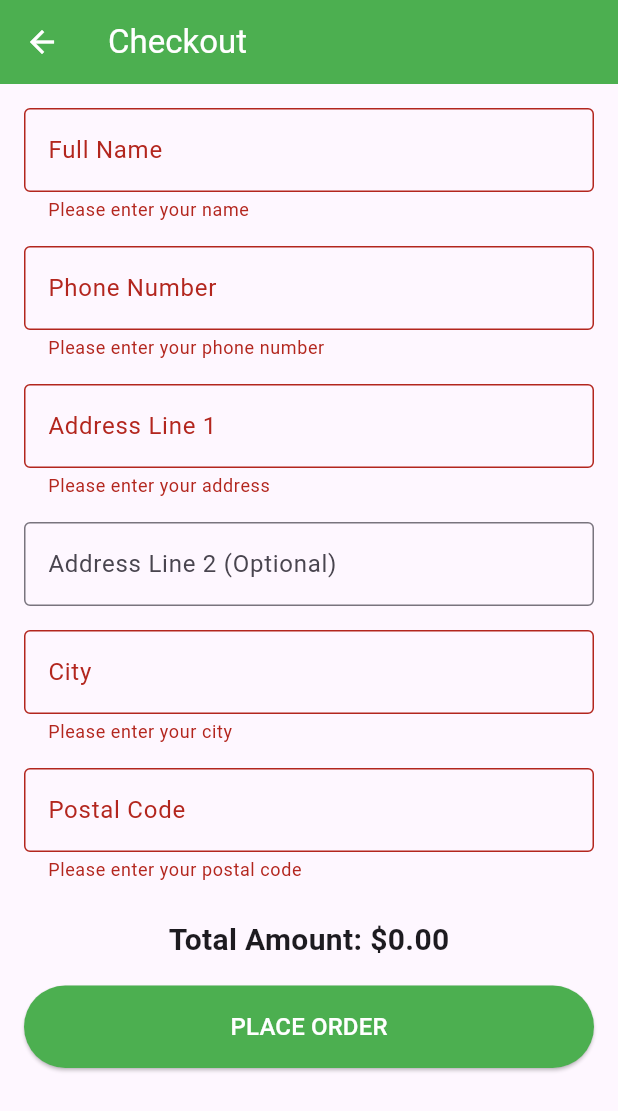
After one commit to jihad-islam/AgroKart, a Flutter app: the CheckoutScreen screen opened directly, after a tap on "PLACE ORDER", on a phone screen of 412 x 824 dp. The commit adds this screen. Shown: the top 1111 px of the screen. Run offline on Flutter 3.47's test engine with Material 3 defaults, Android fonts, the phone set to English and light mode, and no system bars; our stand-ins replace shared_preferences; accounts and stored records are empty.

Commit message:
payment added

```diff
--- /dev/null
+++ b/lib/models/order.dart
@@ -0,0 +1,51 @@
+class Order {
+  final String id;
+  final String userId;
+  final List<OrderItem> items;
+  final double totalAmount;
+  final String status;
+  final DateTime dateTime;
+  final ShippingAddress shippingAddress;
+
+  Order({
+    required this.id,
+    required this.userId,
+    required this.items,
+    required this.totalAmount,
+    required this.status,
+    required this.dateTime,
+    required this.shippingAddress,
+  });
+}
+
+class OrderItem {
+  final String productId;
+  final String productName;
+  final int quantity;
+  final double price;
+
+  OrderItem({
+    required this.productId,
+    required this.productName,
+    required this.quantity,
+    required this.price,
+  });
+}
+
+class ShippingAddress {
+  final String fullName;
+  final String phoneNumber;
+  final String addressLine1;
+  final String addressLine2;
+  final String city;
+  final String postalCode;
+
+  ShippingAddress({
+    required this.fullName,
+    required this.phoneNumber,
+    required this.addressLine1,
+    required this.addressLine2,
+    required this.city,
+    required this.postalCode,
+  });
+}
--- /dev/null
+++ b/lib/screens/checkout_screen.dart
@@ -0,0 +1,223 @@
+import 'package:flutter/material.dart';
+import 'package:provider/provider.dart';
+import '../providers/cart_provider.dart';
+import '../models/order.dart';
+
+class CheckoutScreen extends StatefulWidget {
+  const CheckoutScreen({Key? key}) : super(key: key);
+
+  @override
+  State<CheckoutScreen> createState() => _CheckoutScreenState();
+}
+
+class _CheckoutScreenState extends State<CheckoutScreen> {
+  final _formKey = GlobalKey<FormState>();
+  final _nameController = TextEditingController();
+  final _phoneController = TextEditingController();
+  final _address1Controller = TextEditingController();
+  final _address2Controller = TextEditingController();
+  final _cityController = TextEditingController();
+  final _postalCodeController = TextEditingController();
+
+  @override
+  void dispose() {
+    _nameController.dispose();
+    _phoneController.dispose();
+    _address1Controller.dispose();
+    _address2Controller.dispose();
+    _cityController.dispose();
+    _postalCodeController.dispose();
+    super.dispose();
+  }
+
+  void _processOrder(BuildContext context) async {
+    if (!_formKey.currentState!.validate()) return;
+
+    final cart = Provider.of<CartProvider>(context, listen: false);
+
+    // Create shipping address
+    final shippingAddress = ShippingAddress(
+      fullName: _nameController.text,
+      phoneNumber: _phoneController.text,
+      addressLine1: _address1Controller.text,
+      addressLine2: _address2Controller.text,
+      city: _cityController.text,
+      postalCode: _postalCodeController.text,
+    );
+
+    // Show confirmation dialog
+    showDialog(
+      context: context,
+      builder:
+          (ctx) => AlertDialog(
+            title: const Text('Confirm Order'),
+            content: Column(
+              mainAxisSize: MainAxisSize.min,
+              crossAxisAlignment: CrossAxisAlignment.start,
+              children: [
+                Text('Total Amount: \$${cart.totalAmount.toStringAsFixed(2)}'),
+                const SizedBox(height: 8),
+                const Text('Shipping Address:'),
+                Text(_nameController.text),
+                Text(_address1Controller.text),
+                if (_address2Controller.text.isNotEmpty)
+                  Text(_address2Controller.text),
+                Text('${_cityController.text}, ${_postalCodeController.text}'),
+                Text(_phoneController.text),
+              ],
+            ),
+            actions: [
+              TextButton(
+                onPressed: () => Navigator.of(ctx).pop(),
+                child: const Text('CANCEL'),
+              ),
+              ElevatedButton(
+                onPressed: () {
+                  // Process the order
+                  cart.clear();
+                  Navigator.of(ctx).pop();
+
+                  // Show success message and navigate back to home
+                  ScaffoldMessenger.of(context).showSnackBar(
+                    const SnackBar(
+                      content: Text('Order placed successfully!'),
+                      backgroundColor: Colors.green,
+                    ),
+                  );
+                  Navigator.of(context).popUntil((route) => route.isFirst);
+                },
+                style: ElevatedButton.styleFrom(backgroundColor: Colors.green),
+                child: const Text('CONFIRM'),
+              ),
+            ],
+          ),
+    );
+  }
+
+  @override
+  Widget build(BuildContext context) {
+    return Scaffold(
+      appBar: AppBar(
+        backgroundColor: Colors.green,
+        title: const Text('Checkout', style: TextStyle(color: Colors.white)),
+        iconTheme: const IconThemeData(color: Colors.white),
+      ),
+      body: Form(
+        key: _formKey,
+        child: ListView(
+          padding: const EdgeInsets.all(16),
+          children: [
+            TextFormField(
+              controller: _nameController,
+              decoration: const InputDecoration(
+                labelText: 'Full Name',
+                border: OutlineInputBorder(),
+              ),
+              validator: (value) {
+                if (value == null || value.isEmpty) {
+                  return 'Please enter your name';
+                }
+                return null;
+              },
+            ),
+            const SizedBox(height: 16),
+            TextFormField(
+              controller: _phoneController,
+              decoration: const InputDecoration(
+                labelText: 'Phone Number',
+                border: OutlineInputBorder(),
+              ),
+              keyboardType: TextInputType.phone,
+              validator: (value) {
+                if (value == null || value.isEmpty) {
+                  return 'Please enter your phone number';
+                }
+                return null;
+              },
+            ),
+            const SizedBox(height: 16),
+            TextFormField(
+              controller: _address1Controller,
+              decoration: const InputDecoration(
+                labelText: 'Address Line 1',
+                border: OutlineInputBorder(),
+              ),
+              validator: (value) {
+                if (value == null || value.isEmpty) {
+                  return 'Please enter your address';
+                }
+                return null;
+              },
+            ),
+            const SizedBox(height: 16),
+            TextFormField(
+              controller: _address2Controller,
+              decoration: const InputDecoration(
+                labelText: 'Address Line 2 (Optional)',
+                border: OutlineInputBorder(),
+              ),
+            ),
+            const SizedBox(height: 16),
+            TextFormField(
+              controller: _cityController,
+              decoration: const InputDecoration(
+                labelText: 'City',
+                border: OutlineInputBorder(),
+              ),
+              validator: (value) {
+                if (value == null || value.isEmpty) {
+                  return 'Please enter your city';
+                }
+                return null;
+              },
+            ),
+            const SizedBox(height: 16),
+            TextFormField(
+              controller: _postalCodeController,
+              decoration: const InputDecoration(
+                labelText: 'Postal Code',
+                border: OutlineInputBorder(),
+              ),
+              validator: (value) {
+                if (value == null || value.isEmpty) {
+                  return 'Please enter your postal code';
+                }
+                return null;
+              },
+            ),
+            const SizedBox(height: 24),
+            Consumer<CartProvider>(
+              builder:
+                  (ctx, cart, _) => Column(
+                    children: [
+                      Text(
+                        'Total Amount: \$${cart.totalAmount.toStringAsFixed(2)}',
+                        style: const TextStyle(
+                          fontSize: 20,
+                          fontWeight: FontWeight.bold,
+                        ),
+                      ),
+                      const SizedBox(height: 16),
+                      SizedBox(
+                        width: double.infinity,
+                        child: ElevatedButton(
+                          onPressed: () => _processOrder(context),
+                          style: ElevatedButton.styleFrom(
+                            backgroundColor: Colors.green,
+                            padding: const EdgeInsets.symmetric(vertical: 16),
+                          ),
+                          child: const Text(
+                            'PLACE ORDER',
+                            style: TextStyle(fontSize: 16, color: Colors.white),
+                          ),
+                        ),
+                      ),
+                    ],
+                  ),
+            ),
+          ],
+        ),
+      ),
+    );
+  }
+}
```
Also changed, not shown: lib/screens/cart_screen.dart (+14 -4 lines), lib/screens/product_detail_screen.dart (+33 -0 lines), lib/widgets/review_section.dart (added, +108 -0 lines).
